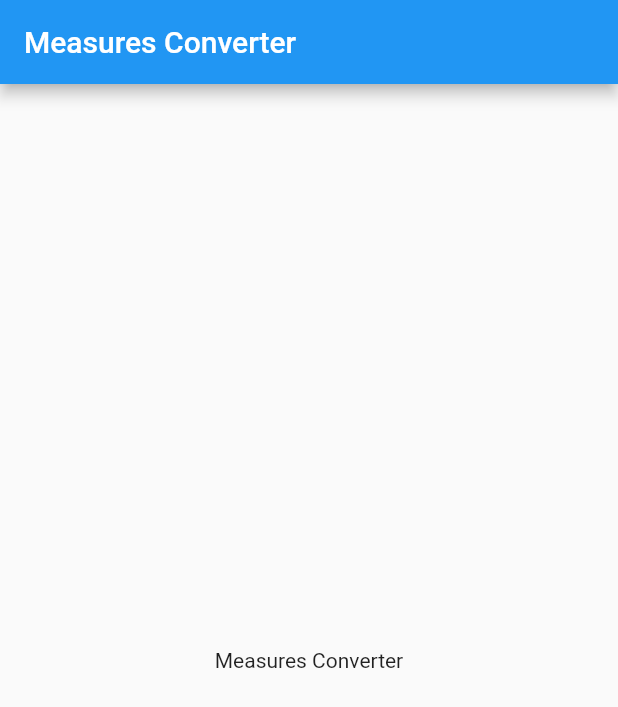
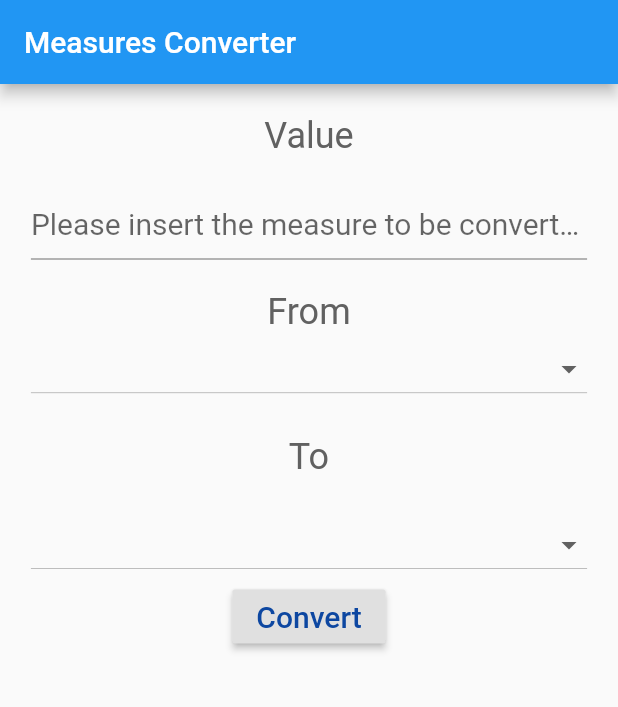
Before and after one commit to james-cathcart/measures-converter-flutter, a Flutter app: the screen it shows after launch, on a phone screen of 412 x 824 dp. Shown: the top 707 px of the screen. Run offline on Flutter 3.47's test engine with Material 2 defaults, Android fonts, the phone set to English and light mode, and no system bars.

Commit message:
Completed:  - Application loads and appears to have the correct layout.
In Progress:
 - The logic is not correct in some of the assignments and should be fixed

Notes:

```diff
--- a/lib/main.dart
+++ b/lib/main.dart
@@ -1,7 +1,12 @@
 import 'package:flutter/material.dart';
 import 'package:unit_converter/podos/MyAppState.dart';
 
-void main() => runApp(MyApp());
+void main() => runApp(
+	MaterialApp(
+		title: 'Measures Converter',
+		home: MyApp()
+		) // MaterialApp() wrapper is required for MediaQuery calls
+	);
 
 class MyApp extends StatefulWidget {
 
--- a/lib/podos/MyAppState.dart
+++ b/lib/podos/MyAppState.dart
@@ -1,19 +1,138 @@
 import 'package:flutter/material.dart';
 import 'package:unit_converter/main.dart';
+import 'package:unit_converter/util/conversion.dart';
 
 class MyAppState extends State<MyApp> {
 
+  String _startMeasure;
+  String _convertedMeasure;
+  double _numberFrom; // private member
+  double _result = 0;
+  String _resultMessage = '';
+
   @override
   Widget build(BuildContext context) {
+
+    double sizeX = MediaQuery.of(context).size.width; // get device width
+    double sizeY = MediaQuery.of(context).size.height; // get device height
+
+    final TextStyle inputStyle =
+        TextStyle(fontSize: 20, color: Colors.blue[900]);
+
+    final TextStyle labelStyle =
+        TextStyle(fontSize: 24, color: Colors.grey[700]);
+
+    // create reuseable padding component
+    final spacer = Padding(padding: EdgeInsets.only(bottom: sizeY/40));
+
+    final List<String> _measures = [
+      'meters',
+      'kilometers',
+      'grams',
+      'kilograms',
+      'feet',
+      'miles',
+      'pounds (lbs)',
+      'ounces'
+    ];
+
     return MaterialApp(
       title: 'Measures Converter',
       home: Scaffold(
           appBar: AppBar(
             title: Text("Measures Converter"),
           ),
-          body: Center(
-            child: Text('Measures Converter'),
-          )),
+          body: Container(
+            width: sizeX,
+              padding: EdgeInsets.all(sizeX/20),
+              child: SingleChildScrollView(child: Column(children: [
+                Text('Value', style: labelStyle),
+                spacer,
+                TextField(
+                    style: inputStyle,
+                    decoration: InputDecoration(
+                        hintText: "Please insert the measure to be converted"),
+                    onChanged: (text) {
+                        setState(() {
+                          _numberFrom = double.parse(text);
+                        });
+                      }
+                    ),
+                spacer,
+                Text('From', style: labelStyle),
+                DropdownButton(
+                    isExpanded: true,
+                    style: inputStyle,
+                    value: _startMeasure,
+                    items: _measures.map((String value) {
+                      return DropdownMenuItem<String>(
+                          value: value,
+                          child: Text(value, style: inputStyle,)
+                      );
+                    }).toList(),
+                    onChanged: (value) {
+                      onStartMeasureChanged(value);
+                    },
+                ),
+                spacer,
+                Text('To', style: labelStyle),
+                spacer,
+                DropdownButton(
+                    isExpanded: true,
+                    style: inputStyle,
+                    value: _convertedMeasure,
+                    items: _measures.map((String value) {
+                      return DropdownMenuItem<String>(
+                          value: value,
+                          child: Text(value, style: inputStyle));
+                    }).toList(),
+                    onChanged: (value) {
+                      onConvertedMeasureChanged(value);
+                    },
+                ),
+                RaisedButton(
+                  child: Text('Convert', style: inputStyle),
+                  onPressed: () => convert(),
+                ),
+                spacer,
+                Text(
+                  _resultMessage,
+                  style: labelStyle,
+                )
+              ])))),
     );
   }
+
+  void onStartMeasureChanged(String value) {
+    setState(() {
+      _convertedMeasure = value;
+    });
+  }
+
+  void onConvertedMeasureChanged(String value) {
+    setState(() {
+      _startMeasure = value;
+    });
+  }
+
+  void convert() {
+    if (_startMeasure.isEmpty || _convertedMeasure.isEmpty || _numberFrom == 0) {
+      return;
+    }
+
+    Conversion c = Conversion();
+    double result = c.convert(
+      _numberFrom,
+      _startMeasure,
+      _convertedMeasure
+    );
+
+    setState(() {
+      if (result == 0) {
+        _resultMessage = 'This conversion cannot be performed';
+      } else {
+        _resultMessage = '${_numberFrom.toString()} $_startMeasure are ${_result.toString()} $_convertedMeasure';
+      }
+    });
+  }
 }
--- /dev/null
+++ b/lib/util/conversion.dart
@@ -0,0 +1,38 @@
+class Conversion {
+
+  final int w = 8; // magic number?
+
+  var formulas;
+  Map<String, int> measures = {
+    'meters': 0,
+    'kilometers': 1,
+    'grams': 2,
+    'kilograms': 3,
+    'feet': 4,
+    'miles': 5,
+    'punds (lbs)': 6,
+    'ounces': 7
+  };
+
+  Conversion() {
+    formulas = {
+      '0':[1,0.001,0,0,3.28084,0.000621371,0,0],
+      '1':[1000,1,0,0,3280.84,0.621371,0,0],
+      '2':[0,0,1,0.0001,0,0,0.00220462,0.035274],
+      '3':[0,0,1000,1,0,0,2.20462,35.274],
+      '4':[0.3048,0.0003048,0,0,1,0.000189394,0,0],
+      '5':[1609.34, 1.60934,0,0,5280,1,0,0],
+      '6':[0,0,453.592,0.453592,0,0,1,16],
+      '7':[0,0,28.3495,0.0283495,3.28084,0,0.0625, 1]
+    };
+  }
+
+  double convert(double value, String from, String to) {
+
+    int nFrom = measures[from];
+    int nTo = measures[to];
+    var multiplier = formulas[nFrom.toString()][nTo];
+
+    return value * multiplier;
+  }
+}
```
